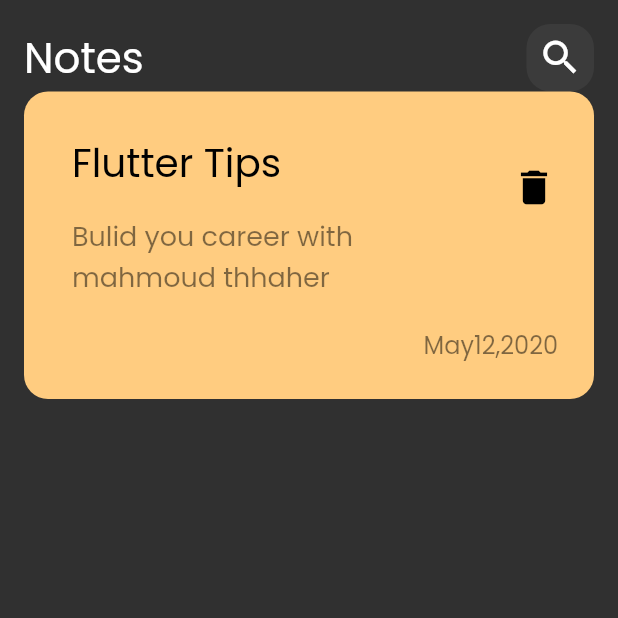
After one commit to mahmoudthaher/tharwatsamy, a Flutter app: the screen it shows after launch, on a phone screen of 412 x 824 dp, the top half of it. The commit adds this screen. Run offline on Flutter 3.47's test engine with Material 2 defaults, Android fonts, the phone set to English and light mode, and no system bars; our stand-ins replace audioplayers, bloc, cloud_firestore, dio, firebase_auth, firebase_core and 5 more; accounts and stored records are empty.

Commit message:
create custom note

```diff
--- a/nots_app/notes_app/lib/main.dart
+++ b/nots_app/notes_app/lib/main.dart
@@ -1,5 +1,5 @@
 import 'package:flutter/material.dart';
-import 'package:notes_app/nots_app.dart';
+import 'package:notes_app/notes_app.dart';
 
 void main() {
   runApp(const NotsApp());
--- a/nots_app/notes_app/lib/nots_app.dart
+++ b/nots_app/notes_app/lib/notes_app.dart
@@ -7,9 +7,8 @@
   @override
   Widget build(BuildContext context) {
     return MaterialApp(
-      theme: ThemeData(
-        brightness: Brightness.dark,
-      ),
+      debugShowCheckedModeBanner: false,
+      theme: ThemeData(brightness: Brightness.dark, fontFamily: 'Poppins'),
       home: const NotesView(),
     );
   }
--- a/nots_app/notes_app/lib/views/notes_view.dart
+++ b/nots_app/notes_app/lib/views/notes_view.dart
@@ -1,10 +1,13 @@
 import 'package:flutter/material.dart';
+import 'package:notes_app/widgets/notes_view_body.dart';
 
 class NotesView extends StatelessWidget {
   const NotesView({super.key});
 
   @override
   Widget build(BuildContext context) {
-    return Scaffold();
+    return const Scaffold(
+      body: NotesViewBody(),
+    );
   }
 }
--- /dev/null
+++ b/nots_app/notes_app/lib/widgets/custom_app_bar.dart
@@ -0,0 +1,20 @@
+import 'package:flutter/material.dart';
+import 'package:notes_app/widgets/custom_search_icon.dart';
+
+class CustomAppBar extends StatelessWidget {
+  const CustomAppBar({super.key});
+
+  @override
+  Widget build(BuildContext context) {
+    return const Row(
+      mainAxisAlignment: MainAxisAlignment.spaceBetween,
+      children: [
+        Text(
+          'Notes',
+          style: TextStyle(fontSize: 28),
+        ),
+        CustomSearchIcon()
+      ],
+    );
+  }
+}
--- /dev/null
+++ b/nots_app/notes_app/lib/widgets/custom_note_item.dart
@@ -0,0 +1,56 @@
+import 'package:flutter/material.dart';
+
+class NoteItem extends StatelessWidget {
+  const NoteItem({super.key});
+
+  @override
+  Widget build(BuildContext context) {
+    return Container(
+      padding: const EdgeInsets.only(left: 16, top: 24, bottom: 24),
+      decoration: BoxDecoration(
+        color: const Color(0xFFFFCC80),
+        borderRadius: BorderRadius.circular(16),
+      ),
+      child: Column(
+        crossAxisAlignment: CrossAxisAlignment.end,
+        children: [
+          ListTile(
+            title: const Text(
+              'Flutter Tips',
+              style: TextStyle(
+                color: Colors.black,
+                fontSize: 26,
+              ),
+            ),
+            subtitle: Padding(
+              padding: const EdgeInsets.only(top: 16, bottom: 16),
+              child: Text(
+                'Bulid you career with mahmoud thhaher',
+                style: TextStyle(
+                  color: Colors.black.withOpacity(0.5),
+                  fontSize: 18,
+                ),
+              ),
+            ),
+            trailing: IconButton(
+              onPressed: () {},
+              icon: const Icon(
+                Icons.delete,
+                color: Colors.black,
+                size: 30,
+              ),
+            ),
+          ),
+          Padding(
+            padding: const EdgeInsets.only(right: 24),
+            child: Text(
+              'May12,2020',
+              style:
+                  TextStyle(color: Colors.black.withOpacity(0.5), fontSize: 16),
+            ),
+          )
+        ],
+      ),
+    );
+  }
+}
--- /dev/null
+++ b/nots_app/notes_app/lib/widgets/custom_search_icon.dart
@@ -0,0 +1,22 @@
+import 'package:flutter/material.dart';
+
+class CustomSearchIcon extends StatelessWidget {
+  const CustomSearchIcon({
+    super.key,
+  });
+
+  @override
+  Widget build(BuildContext context) {
+    return Container(
+      width: 45,
+      height: 45,
+      decoration: BoxDecoration(
+          color: const Color(0xFF3b3b3b),
+          borderRadius: BorderRadius.circular(16)),
+      child: Icon(
+        Icons.search,
+        size: 30,
+      ),
+    );
+  }
+}
--- /dev/null
+++ b/nots_app/notes_app/lib/widgets/notes_view_body.dart
@@ -0,0 +1,22 @@
+import 'package:flutter/material.dart';
+import 'package:notes_app/widgets/custom_app_bar.dart';
+import 'package:notes_app/widgets/custom_note_item.dart';
+
+class NotesViewBody extends StatelessWidget {
+  const NotesViewBody({super.key});
+
+  @override
+  Widget build(BuildContext context) {
+    return const SafeArea(
+      child: Padding(
+        padding: EdgeInsets.symmetric(horizontal: 16, vertical: 16),
+        child: Column(
+          children: [
+            CustomAppBar(),
+            NoteItem(),
+          ],
+        ),
+      ),
+    );
+  }
+}
```
Also changed, not shown: nots_app/notes_app/pubspec.yaml (+4 -7 lines), nots_app/notes_app/assets/fonts/Poppins-Regular.ttf (added).
